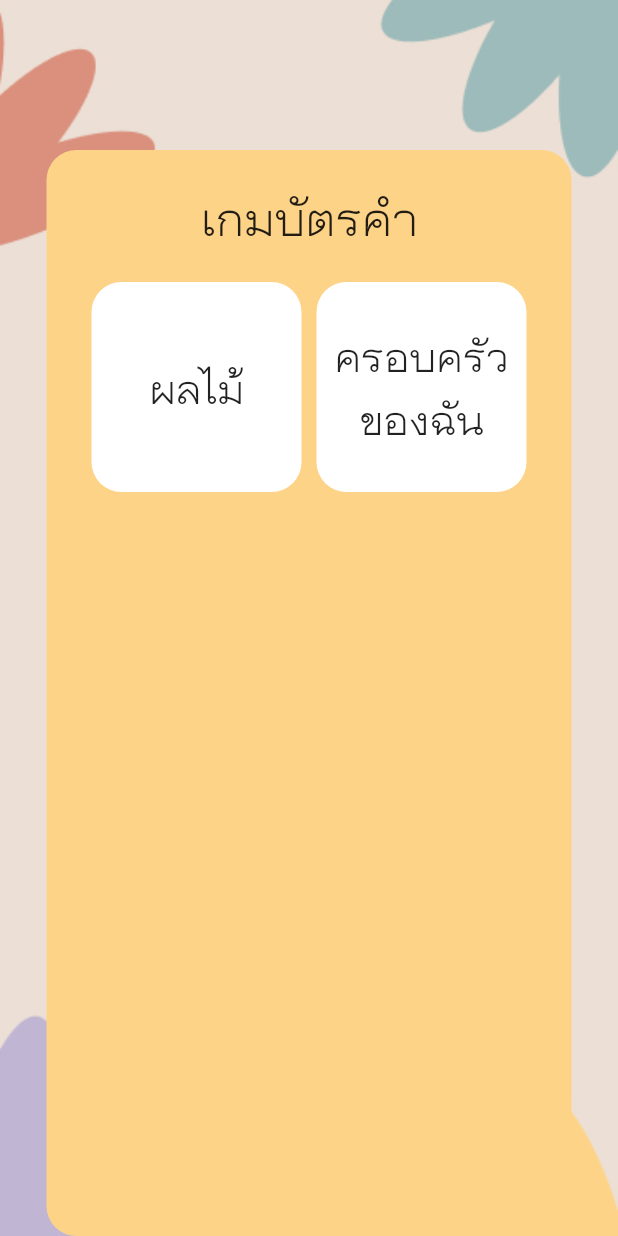
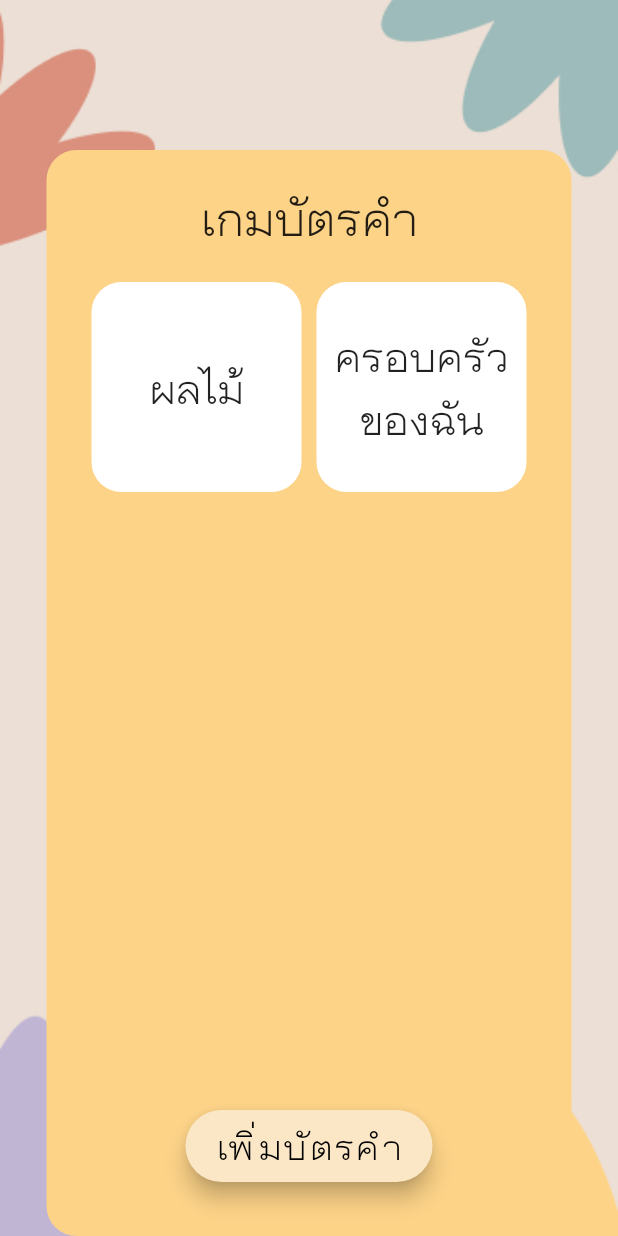
Before and after one commit to maycozygirl/allovemer, a Flutter app: the FlashcardScreen screen opened by its route, on a phone screen of 412 x 824 dp. Run offline on Flutter 3.47's test engine with Material 2 defaults, Android fonts, the light colour scheme and no system bars.

Commit message:
helpdemo2

```diff
--- a/lib/screen/flashcard_screen.dart
+++ b/lib/screen/flashcard_screen.dart
@@ -67,7 +67,27 @@ class _FlashcardScreenState extends State<FlashcardScreen> {
                     ),],
                   ),
                 )),
-          )),
-    ));
+          )
+        ),
+      ),
+      floatingActionButton: Padding(
+        padding: const EdgeInsets.all(20.0),
+        child: buildAddButton(),
+      ),
+      floatingActionButtonLocation: FloatingActionButtonLocation.centerFloat,
+    );
   }
 }
+
+Widget buildAddButton() => FloatingActionButton.extended(
+      backgroundColor: kColorLightYellow,
+      label: Text(
+        'เพิ่มบัตรคำ',
+        style: TextStyle(
+            color: Colors.black,
+            fontWeight: FontWeight.w300,
+            fontFamily: 'TH-Chara',
+            fontSize: 30),
+      ),
+      onPressed: () {},
+    );
--- a/lib/screen/help_screen.dart
+++ b/lib/screen/help_screen.dart
@@ -69,7 +69,7 @@ class _HelpScreenState extends State<HelpScreen> {
 Widget buildAddButton() => FloatingActionButton.extended(
       backgroundColor: kColorLightYellow,
       label: Text(
-        'เพิ่มยาประจำตัว',
+        'เพิ่มเบอร์โทรศัพท์',
         style: TextStyle(
             color: Colors.black,
             fontWeight: FontWeight.w300,
```
Also changed, not shown: 1 other file.
